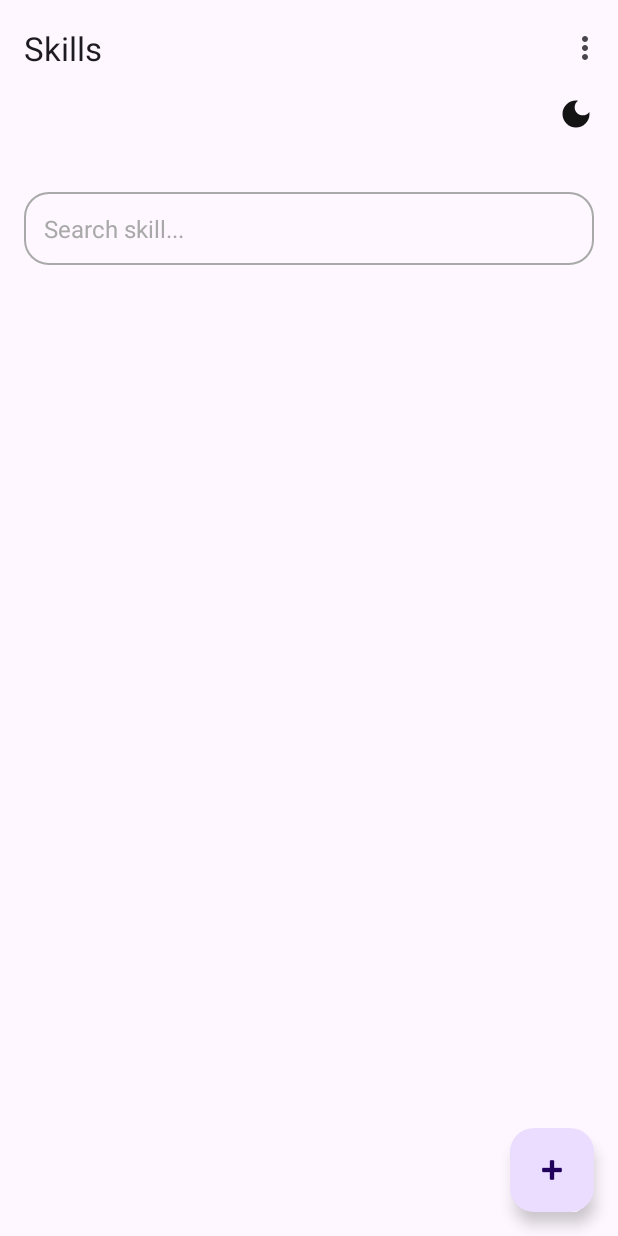
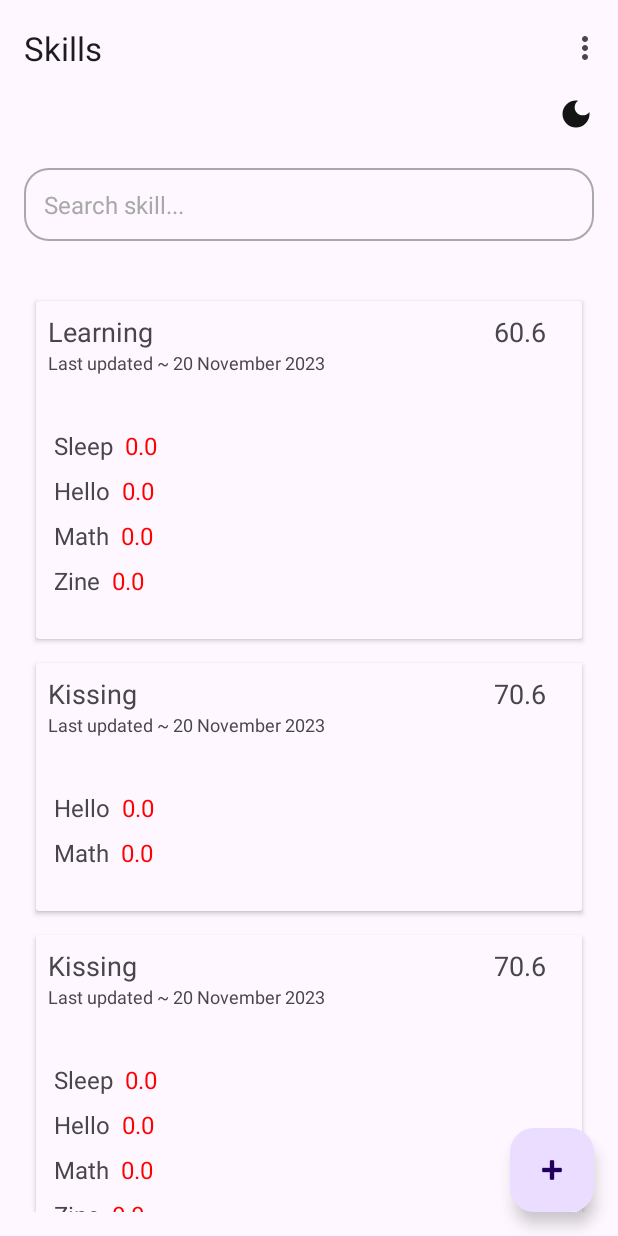
Before and after one commit to mathntanzi0/Measurable, an Android app: the screen it shows after launch (MainActivity), on a phone screen of 412 x 824 dp. Run offline under Robolectric (Android 15) with nearby library versions, the phone set to English and light mode, and no system bars; our stand-ins replace navigation-ui.

Commit message:
Recycler View - Added

```diff
--- a/app/build.gradle.kts
+++ b/app/build.gradle.kts
@@ -45,6 +45,7 @@ dependencies {
     implementation("androidx.constraintlayout:constraintlayout:2.1.4")
     implementation("androidx.navigation:navigation-fragment:2.6.0")
     implementation("androidx.navigation:navigation-ui:2.6.0")
+    implementation("androidx.recyclerview:recyclerview-selection:1.1.0")
     testImplementation("junit:junit:4.13.2")
     androidTestImplementation("androidx.test.ext:junit:1.1.5")
     androidTestImplementation("androidx.test.espresso:espresso-core:3.5.1")
--- a/app/src/main/java/com/netanzi/measurable/ExerciseModel.java
+++ b/app/src/main/java/com/netanzi/measurable/ExerciseModel.java
@@ -17,6 +17,9 @@ public class ExerciseModel {
     public Map<String, Double> getResults() {
         return results;
     }
+    public double getValue(String key){
+        return results.get(key);
+    }
 
     public void setResults(Map<String, Double> results) {
         this.results = results;
--- a/app/src/main/java/com/netanzi/measurable/FirstFragment.java
+++ b/app/src/main/java/com/netanzi/measurable/FirstFragment.java
@@ -4,12 +4,19 @@ import android.os.Bundle;
 import android.view.LayoutInflater;
 import android.view.View;
 import android.view.ViewGroup;
+import android.widget.ListView;
 
 import androidx.annotation.NonNull;
 import androidx.fragment.app.Fragment;
 import androidx.navigation.fragment.NavHostFragment;
+import androidx.recyclerview.widget.GridLayoutManager;
 
 import com.netanzi.measurable.databinding.FragmentFirstBinding;
+
+import java.util.ArrayList;
+import java.util.HashMap;
+import java.util.List;
+import java.util.Map;
 
 public class FirstFragment extends Fragment {
 
@@ -23,6 +30,7 @@ public class FirstFragment extends Fragment {
 
         binding = FragmentFirstBinding.inflate(inflater, container, false);
         return binding.getRoot();
+
 
     }
 
@@ -43,6 +51,26 @@ public class FirstFragment extends Fragment {
                 NavHostFragment.findNavController(FirstFragment.this).navigate(R.id.action_FirstFragment_to_AddSkillFragment);
             }
         });
+
+        ArrayList<String> metrics = new ArrayList<>();
+        metrics.add("Hello");
+        metrics.add("Math");
+
+        ArrayList<String> metrics1 = new ArrayList<>();
+        metrics1.add("Hello");
+        metrics1.add("Math");
+        metrics1.add("Sleep");
+        metrics1.add("Math");
+        metrics1.add("Zine");
+
+        SkillModel.skills.add(new SkillModel(1, "Learning", "Just Learning", 60.6, metrics1));
+        SkillModel.skills.add(new SkillModel(2, "Kissing", "Just Learning", 70.6, metrics));
+        SkillModel.skills.add(new SkillModel(2, "Kissing", "Just Learning", 70.6, metrics1));
+
+
+        SkillRecyclerViewAdapter skillRecyclerViewAdapter = new SkillRecyclerViewAdapter(requireContext(), SkillModel.skills);
+        binding.recyclerviewMetrics.setLayoutManager(new GridLayoutManager(requireContext(),1));
+        binding.recyclerviewMetrics.setAdapter(skillRecyclerViewAdapter);
     }
 
     @Override
--- /dev/null
+++ b/app/src/main/java/com/netanzi/measurable/MetricRecyclerViewAdapter.java
@@ -0,0 +1,92 @@
+package com.netanzi.measurable;
+
+import android.content.Context;
+import android.graphics.Color;
+import android.view.LayoutInflater;
+import android.view.View;
+import android.view.ViewGroup;
+import android.widget.TextView;
+
+import androidx.annotation.NonNull;
+import androidx.recyclerview.widget.RecyclerView;
+
+import java.util.List;
+import java.util.Map;
+
+public class MetricRecyclerViewAdapter extends RecyclerView.Adapter<MetricRecyclerViewAdapter.MetricViewHolder> {
+
+    private final Context context;
+    private final List<String> metrics;
+    private final Map<String, Double> metricValues;
+
+    public MetricRecyclerViewAdapter(Context context, List<String> metrics, Map<String, Double> metricValues) {
+        this.context = context;
+        this.metrics = metrics;
+        this.metricValues = metricValues;
+    }
+
+    @NonNull
+    @Override
+    public MetricViewHolder onCreateViewHolder(@NonNull ViewGroup parent, int viewType) {
+        View itemView = LayoutInflater.from(parent.getContext())
+                .inflate(R.layout.metric_item, parent, false);
+        return new MetricViewHolder(itemView);
+    }
+
+    @Override
+    public void onBindViewHolder(@NonNull MetricViewHolder holder, int position) {
+        String metric = metrics.get(position);
+        holder.textViewMetric.setText(metric);
+        holder.textViewValue.setText(metricValues.get(metric).toString());
+        holder.textViewValue.setTextColor(getColorForValue(metricValues.get(metric)));
+    }
+
+    @Override
+    public int getItemCount() {
+        return metrics.size();
+    }
+
+    public int getColorForValue(double value) {
+        int redColor = Color.RED;
+        int orangeColor = Color.parseColor("#FFA500");
+        int greenColor = Color.GREEN;
+
+        int color;
+
+        if (value <= 30) {
+            // Red to Orange
+            color = interpolateColors(redColor, orangeColor, value / 30.0);
+        } else {
+            // Orange to Green
+            color = interpolateColors(orangeColor, greenColor, (value - 30) / (100 - 30));
+        }
+
+        return color;
+    }
+
+    private int interpolateColors(int color1, int color2, double ratio) {
+        float[] hsvColor1 = new float[3];
+        float[] hsvColor2 = new float[3];
+        float[] interpolatedColor = new float[3];
+
+        Color.colorToHSV(color1, hsvColor1);
+        Color.colorToHSV(color2, hsvColor2);
+
+        for (int i = 0; i < 3; i++) {
+            interpolatedColor[i] = (float) ((1 - ratio) * hsvColor1[i] + ratio * hsvColor2[i]);
+        }
+
+        return Color.HSVToColor(interpolatedColor);
+    }
+
+    static class MetricViewHolder extends RecyclerView.ViewHolder {
+        final TextView textViewMetric;
+        final TextView textViewValue;
+
+        MetricViewHolder(@NonNull View itemView) {
+            super(itemView);
+            textViewMetric = itemView.findViewById(R.id.textViewMetric);
+            textViewValue = itemView.findViewById(R.id.textViewValue);
+        }
+    }
+}
--- /dev/null
+++ b/app/src/main/java/com/netanzi/measurable/SkillRecyclerViewAdapter.java
@@ -0,0 +1,83 @@
+package com.netanzi.measurable;
+
+import android.content.Context;
+import android.view.LayoutInflater;
+import android.view.View;
+import android.view.ViewGroup;
+import android.widget.TextView;
+
+import androidx.annotation.NonNull;
+import androidx.recyclerview.widget.GridLayoutManager;
+import androidx.recyclerview.widget.RecyclerView;
+
+import java.util.ArrayList;
+import java.util.HashMap;
+import java.util.List;
+import java.util.Map;
+
+public class SkillRecyclerViewAdapter extends RecyclerView.Adapter<SkillRecyclerViewAdapter.SkillViewHolder> {
+
+    private final List<SkillModel> metricList;
+    private final Context context;
+
+    public SkillRecyclerViewAdapter(Context context, List<SkillModel> metricList) {
+        this.context = context;
+        this.metricList = metricList;
+    }
+
+    public static class SkillViewHolder extends RecyclerView.ViewHolder {
+        public final TextView titleTextView;
+        public final TextView valueTextView;
+        public final RecyclerView recyclerView;
+
+        public SkillViewHolder(@NonNull View itemView) {
+            super(itemView);
+            titleTextView = itemView.findViewById(R.id.text_view_title);
+            valueTextView = itemView.findViewById(R.id.text_view_value);
+            recyclerView = itemView.findViewById(R.id.recyclerViewMetrics);
+        }
+    }
+
+    @NonNull
+    @Override
+    public SkillViewHolder onCreateViewHolder(@NonNull ViewGroup parent, int viewType) {
+        View itemView = LayoutInflater.from(parent.getContext())
+                .inflate(R.layout.item_skill, parent, false);
+        return new SkillViewHolder(itemView);
+    }
+
+    @Override
+    public void onBindViewHolder(@NonNull SkillViewHolder holder, int position) {
+        SkillModel currentItem = metricList.get(position);
+
+        holder.titleTextView.setText(currentItem.getTitle());
+        holder.valueTextView.setText(String.valueOf(currentItem.getScore()));
+
+        Map<String, Double> map = new HashMap<>();
+
+        if(currentItem.getExercises() == null || currentItem.getExercises().size() < 1){
+            for (String metric:
+                 currentItem.getMetrics()) {
+                map.put(metric, 0.0);
+            }
+        } else {
+            for (String metric:
+                    currentItem.getMetrics()) {
+                map.put(metric, currentItem.getExercises().get(0).getValue(metric));
+            }
+        }
+
+
+
+        List<String> keysList = new ArrayList<>(map.keySet());
+        MetricRecyclerViewAdapter adapter = new MetricRecyclerViewAdapter(context, keysList, map);
+        holder.recyclerView.setLayoutManager(new GridLayoutManager(context,1));
+
+        holder.recyclerView.setAdapter(adapter);
+    }
+
+    @Override
+    public int getItemCount() {
+        return metricList.size();
+    }
+}
--- a/app/src/main/res/layout/fragment_first.xml
+++ b/app/src/main/res/layout/fragment_first.xml
@@ -5,17 +5,6 @@
     android:layout_width="match_parent"
     android:layout_height="match_parent"
     tools:context=".FirstFragment">
-
-    <androidx.core.widget.NestedScrollView
-        android:layout_width="match_parent"
-        android:layout_height="match_parent"
-        android:layout_above="@+id/button">
-
-        <LinearLayout
-            android:layout_width="match_parent"
-            android:layout_height="wrap_content"
-            android:orientation="vertical"
-            android:padding="16dp">
 
     <EditText
         android:id="@+id/edit_text_search"
@@ -29,11 +18,26 @@
         android:textColorHint="#A9A9A9"
         android:textSize="16sp"
         android:inputType="text"
-                android:importantForAutofill="no" />
+        android:importantForAutofill="no"
+        android:layout_margin="16dp"/>
 
-            <!-- Add your other views or fragments here -->
+
+    <LinearLayout
+        android:layout_width="match_parent"
+        android:layout_height="wrap_content"
+        android:layout_below="@+id/edit_text_search"
+        android:orientation="vertical"
+        android:padding="16dp">
+
+
+        <androidx.recyclerview.widget.RecyclerView
+            android:id="@+id/recyclerview_metrics"
+            android:layout_width="match_parent"
+            android:layout_height="wrap_content"/>
+
+
     </LinearLayout>
-    </androidx.core.widget.NestedScrollView>
+
 
 
     <com.google.android.material.floatingactionbutton.FloatingActionButton
--- a/app/src/main/res/layout/item_skill.xml
+++ b/app/src/main/res/layout/item_skill.xml
@@ -1,11 +1,13 @@
 <?xml version="1.0" encoding="utf-8"?>
-<androidx.cardview.widget.CardView
-    xmlns:android="http://schemas.android.com/apk/res/android"
+<androidx.cardview.widget.CardView xmlns:android="http://schemas.android.com/apk/res/android"
     android:layout_width="match_parent"
     android:layout_height="wrap_content"
+    xmlns:app="http://schemas.android.com/apk/res-auto"
     android:layout_margin="8dp"
-    android:elevation="8dp"
-    android:radius="8dp">
+    android:elevation="16dp"
+    android:radius="12dp"
+    app:cardBackgroundColor="?android:attr/windowBackground"
+    app:cardPreventCornerOverlap="false">
 
     <LinearLayout
         android:orientation="vertical"
@@ -30,7 +32,7 @@
 
             <!-- Second TextView to the right -->
             <TextView
-                android:id="@+id/textView2"
+                android:id="@+id/text_view_value"
                 android:layout_width="wrap_content"
                 android:layout_height="wrap_content"
                 android:gravity="end"
@@ -40,6 +42,7 @@
         </LinearLayout>
 
         <TextView
+            android:id="@+id/text_view_date"
             android:layout_width="wrap_content"
             android:layout_height="wrap_content"
             android:textSize="12sp"
@@ -52,27 +55,12 @@
             android:layout_marginBottom="16dp"
             android:orientation="vertical">
 
-            <TextView
-                android:layout_width="wrap_content"
+            <androidx.recyclerview.widget.RecyclerView
+                android:id="@+id/recyclerViewMetrics"
+                android:layout_width="match_parent"
                 android:layout_height="wrap_content"
-                android:text="Writing: 50%"
-                android:textSize="16sp"/>
-            <TextView
-                android:layout_width="wrap_content"
-                android:layout_height="wrap_content"
-                android:text="Reading: 50%"
-                android:textSize="16sp"/>
-            <TextView
-                android:layout_width="wrap_content"
-                android:layout_height="wrap_content"
-                android:text="Listen: 50%"
-                android:textSize="16sp"/>
-            <TextView
-                android:layout_width="wrap_content"
-                android:layout_height="wrap_content"
-                android:text="Vocabulary: 40%"
-                android:textSize="16sp"/>
-
+                android:divider="@null"
+                android:dividerHeight="0dp" />
 
         </LinearLayout>
     </LinearLayout>
--- /dev/null
+++ b/app/src/main/res/layout/metric_item.xml
@@ -0,0 +1,21 @@
+<?xml version="1.0" encoding="utf-8"?>
+<RelativeLayout
+    xmlns:android="http://schemas.android.com/apk/res/android"
+    android:layout_width="wrap_content"
+    android:layout_height="wrap_content">
+
+    <TextView
+        android:id="@+id/textViewMetric"
+        android:layout_width="wrap_content"
+        android:layout_height="wrap_content"
+        android:textSize="16sp"
+        android:padding="4dp" />
+
+    <TextView
+        android:id="@+id/textViewValue"
+        android:layout_width="wrap_content"
+        android:layout_height="wrap_content"
+        android:layout_toEndOf="@+id/textViewMetric"
+        android:padding="4dp"
+        android:textSize="16sp" />
+</RelativeLayout>
```
Lines whose indentation alone changed are shown as unchanged.
